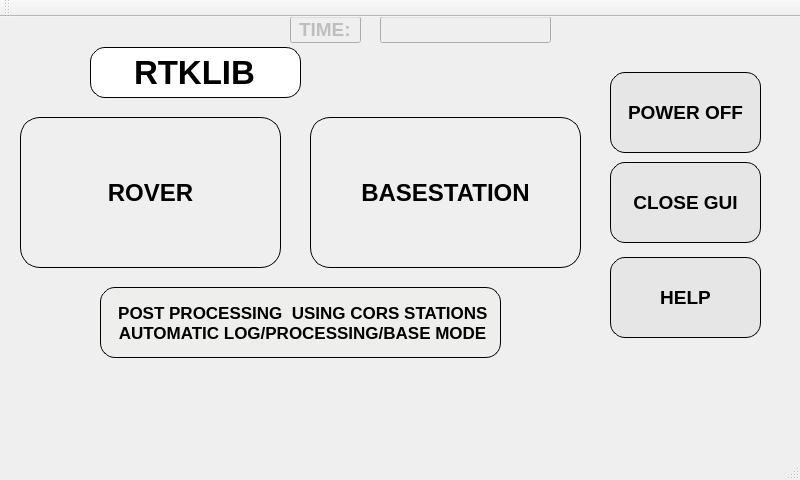
First picture: the form in RTKBASE/mainwindow.ui, repository Francklin2/RTKLIB_Touchscreen_GUI, before the edit.
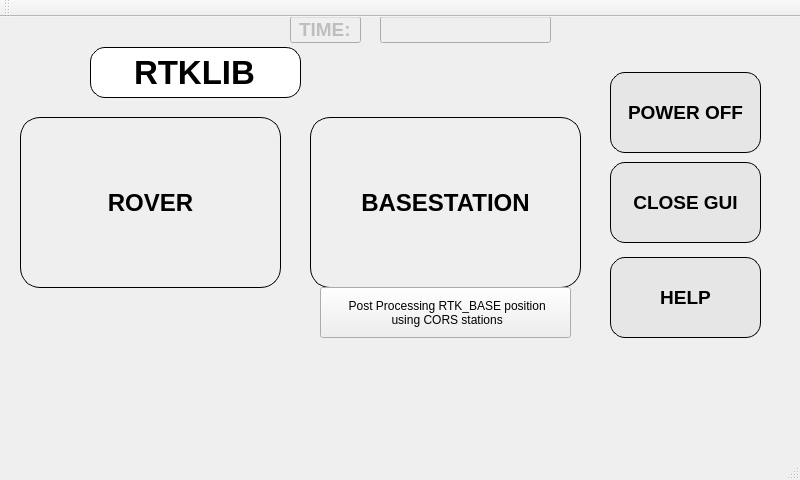
Second picture: the form after the edit.

Commit message: Add new branch for the original release of the post processing from the 2018 project from ENSG done by Saif Aati. This branch include the modified RTKBASE and the independant post processing software

Diff of the .ui file:
```diff
--- a/RTKBASE/mainwindow.ui
+++ b/RTKBASE/mainwindow.ui
@@ -20,7 +20,7 @@
       <x>20</x>
       <y>100</y>
       <width>261</width>
-      <height>151</height>
+      <height>171</height>
      </rect>
     </property>
     <property name="font">
@@ -44,7 +44,7 @@
       <x>310</x>
       <y>100</y>
       <width>271</width>
-      <height>151</height>
+      <height>171</height>
      </rect>
     </property>
     <property name="font">
@@ -261,29 +261,15 @@
    <widget class="QPushButton" name="RTK_BASE_position">
     <property name="geometry">
      <rect>
-      <x>100</x>
+      <x>320</x>
       <y>270</y>
-      <width>401</width>
-      <height>71</height>
+      <width>251</width>
+      <height>51</height>
      </rect>
     </property>
-    <property name="font">
-     <font>
-      <pointsize>13</pointsize>
-      <weight>75</weight>
-      <bold>true</bold>
-     </font>
-    </property>
-    <property name="styleSheet">
-     <string notr="true">background-color: rgb(238, 238, 236);
-border-style: solid;
-border-color: black;
-border-width: 1px;
-border-radius: 15px;</string>
-    </property>
     <property name="text">
-     <string> POST PROCESSING  USING CORS STATIONS  
- AUTOMATIC LOG/PROCESSING/BASE MODE</string>
+     <string> Post Processing RTK_BASE position 
+  using CORS stations </string>
     </property>
    </widget>
    <zorder>RoverButton</zorder>
```
Left out of the diff: 2 changed lines with no effect on the pictures. The commit also changes 46 other files.
